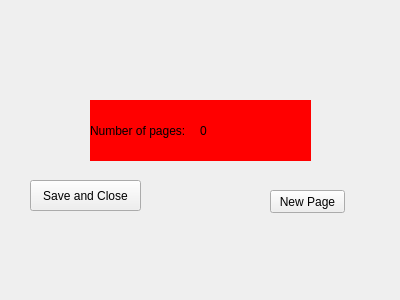
JoaoCarlosNascimento/HandSignLanguage, file menus/create_menu/create_popup.ui: the form before one commit.
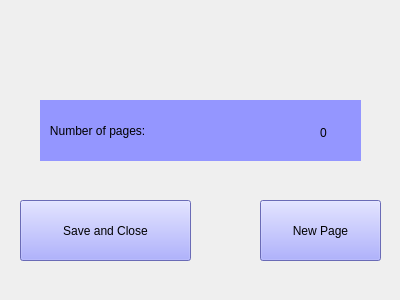
The form after the commit.

Commit message:
menu_create
pop up do menu create

```diff
--- a/menus/create_menu/create_popup.ui
+++ b/menus/create_menu/create_popup.ui
@@ -22,12 +22,16 @@
   <widget class="QPushButton" name="bt_sc">
    <property name="geometry">
     <rect>
-     <x>30</x>
-     <y>180</y>
-     <width>111</width>
-     <height>31</height>
+     <x>20</x>
+     <y>200</y>
+     <width>171</width>
+     <height>61</height>
     </rect>
    </property>
+   <property name="styleSheet">
+    <string notr="true">font: 18pt &quot;Franklin Gothic Demi&quot;;
+background-color: rgb(148, 150, 255);</string>
+   </property>
    <property name="text">
     <string>Save and Close</string>
    </property>
@@ -35,12 +39,16 @@
   <widget class="QPushButton" name="bt_np">
    <property name="geometry">
     <rect>
-     <x>270</x>
-     <y>190</y>
-     <width>75</width>
-     <height>23</height>
+     <x>260</x>
+     <y>200</y>
+     <width>121</width>
+     <height>61</height>
     </rect>
    </property>
+   <property name="styleSheet">
+    <string notr="true">font: 18pt &quot;Franklin Gothic Demi&quot;;
+background-color: rgb(148, 150, 255);</string>
+   </property>
    <property name="text">
     <string>New Page</string>
    </property>
@@ -48,28 +56,33 @@
   <widget class="QLabel" name="label">
    <property name="geometry">
     <rect>
-     <x>90</x>
+     <x>40</x>
      <y>100</y>
-     <width>221</width>
+     <width>321</width>
      <height>61</height>
     </rect>
    </property>
    <property name="styleSheet">
-    <string notr="true">background-color: rgb(255, 0, 0);</string>
+    <string notr="true">font: 24pt &quot;Franklin Gothic Demi&quot;;
+background-color: rgb(148, 150, 255);</string>
    </property>
    <property name="text">
-    <string>Number of pages:</string>
+    <string>   Number of pages:</string>
    </property>
   </widget>
   <widget class="QLabel" name="number_of_pages">
    <property name="geometry">
     <rect>
-     <x>200</x>
-     <y>110</y>
-     <width>51</width>
+     <x>320</x>
+     <y>112</y>
+     <width>31</width>
      <height>41</height>
     </rect>
    </property>
+   <property name="styleSheet">
+    <string notr="true">font: 24pt &quot;Franklin Gothic Demi&quot;;
+background-color: rgb(148, 150, 255);</string>
+   </property>
    <property name="text">
     <string>0</string>
    </property>
```
The commit also changes 2 other files.
